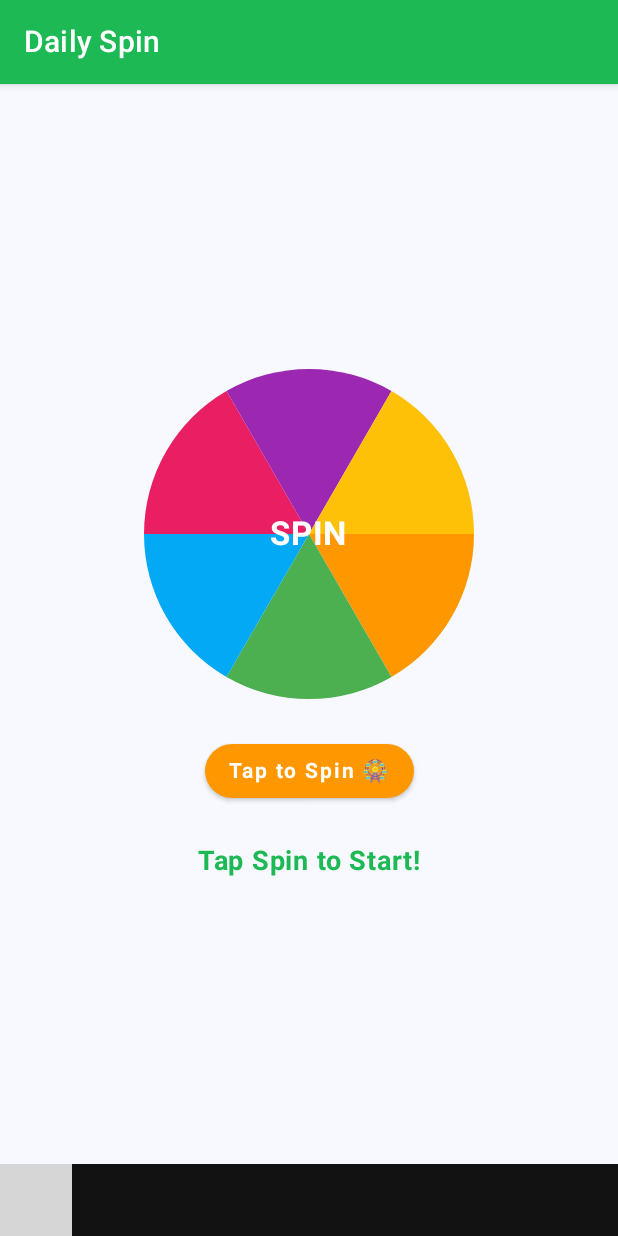
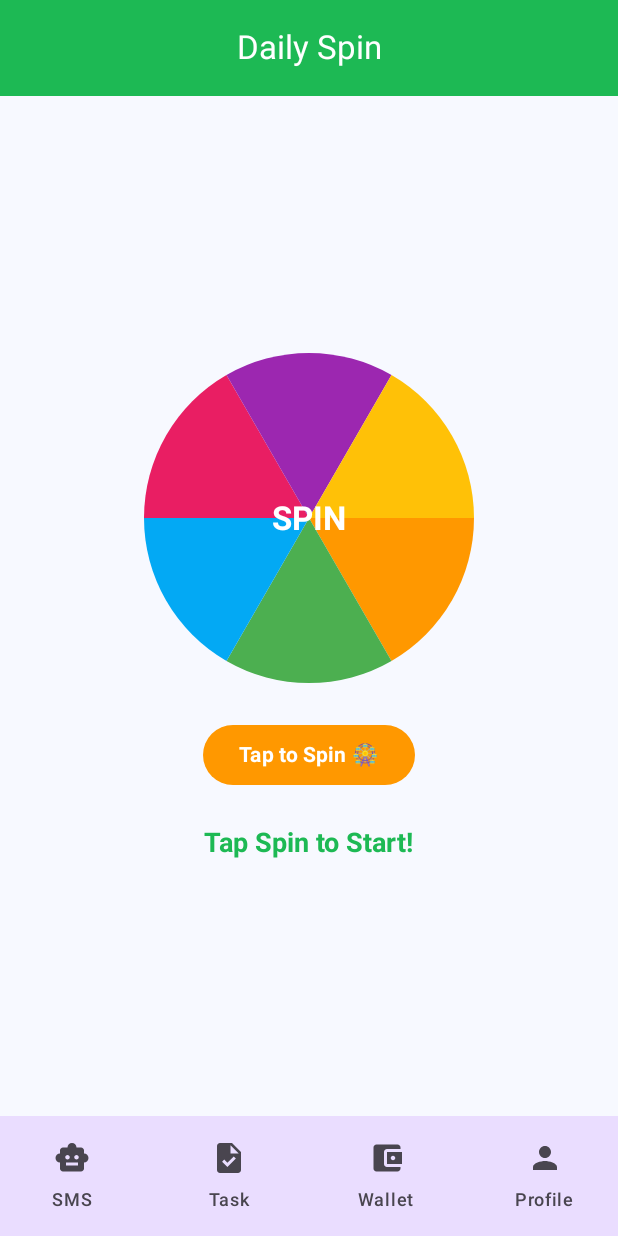
Before and after one commit to bhumialokesh96-netizen/Rupeedesk7_UserApp_Final, an Android app built with Jetpack Compose: the SpinWheelScreen screen opened through its navigation route, on a phone screen of 412 x 824 dp. Run offline under Robolectric (Android 15) with nearby library versions, the phone set to English and light mode, and no system bars; our stand-ins replace Firebase (no records; nobody signed in at launch, a user with empty details on screens opened directly); grey boxes are pictures that could not be loaded.

Commit message:
update SpinWheelScreen.kt

```diff
--- a/app/src/main/java/com/rupeedesk7/smsapp/ui/SpinWheelScreen.kt
+++ b/app/src/main/java/com/rupeedesk7/smsapp/ui/SpinWheelScreen.kt
@@ -1,13 +1,13 @@
 package com.rupeedesk7.smsapp.ui
 
-import com.rupeedesk7.smsapp.ui.components.BottomNavigationBar
-import androidx.compose.animation.core.*
+import androidx.compose.animation.core.FastOutSlowInEasing
+import androidx.compose.animation.core.animateFloatAsState
+import androidx.compose.animation.core.tween
 import androidx.compose.foundation.Canvas
 import androidx.compose.foundation.background
-import androidx.compose.foundation.clickable
 import androidx.compose.foundation.layout.*
 import androidx.compose.foundation.shape.RoundedCornerShape
-import androidx.compose.material.*
+import androidx.compose.material3.*
 import androidx.compose.runtime.*
 import androidx.compose.ui.Alignment
 import androidx.compose.ui.Modifier
@@ -18,16 +18,16 @@ import androidx.compose.ui.text.font.FontWeight
 import androidx.compose.ui.unit.dp
 import androidx.compose.ui.unit.sp
 import androidx.navigation.NavController
-import kotlin.math.roundToInt
+import com.rupeedesk7.smsapp.ui.components.BottomNavigationBar
 import kotlin.random.Random
 
+@OptIn(ExperimentalMaterial3Api::class)
 @Composable
 fun SpinWheelScreen(navController: NavController) {
     var isSpinning by remember { mutableStateOf(false) }
     var rotation by remember { mutableStateOf(0f) }
     var prize by remember { mutableStateOf("Tap Spin to Start!") }
 
-    val anim = rememberInfiniteTransition()
     val spinAnim = animateFloatAsState(
         targetValue = if (isSpinning) rotation + 1440f else rotation,
         animationSpec = tween(4000, easing = FastOutSlowInEasing),
@@ -39,12 +39,19 @@ fun SpinWheelScreen(navController: NavController) {
     )
 
     Scaffold(
-        topBar = { TopAppBar(title = { Text("Daily Spin", color = Color.White) }, backgroundColor = Color(0xFF1DB954)) },
-        bottomBar = { BottomNavigationBar(active = "spin", navController) }
-    ) { inner ->
+        topBar = {
+            CenterAlignedTopAppBar(
+                title = { Text("Daily Spin", color = Color.White) },
+                colors = TopAppBarDefaults.centerAlignedTopAppBarColors(
+                    containerColor = Color(0xFF1DB954)
+                )
+            )
+        },
+        bottomBar = { BottomNavigationBar(navController = navController) }
+    ) { innerPadding ->
         Column(
             modifier = Modifier
-                .padding(inner)
+                .padding(innerPadding)
                 .fillMaxSize()
                 .background(Color(0xFFF7F9FF))
                 .padding(16.dp),
@@ -77,6 +84,7 @@ fun SpinWheelScreen(navController: NavController) {
             }
 
             Spacer(Modifier.height(24.dp))
+
             Button(
                 onClick = {
                     if (!isSpinning) {
@@ -84,10 +92,14 @@ fun SpinWheelScreen(navController: NavController) {
                         rotation += 360f * Random.nextInt(4, 8)
                     }
                 },
-                colors = ButtonDefaults.buttonColors(backgroundColor = Color(0xFFFF9800)),
+                colors = ButtonDefaults.buttonColors(containerColor = Color(0xFFFF9800)),
                 shape = RoundedCornerShape(50)
             ) {
-                Text(if (isSpinning) "Spinning..." else "Tap to Spin 🎡", color = Color.White, fontWeight = FontWeight.Bold)
+                Text(
+                    if (isSpinning) "Spinning..." else "Tap to Spin 🎡",
+                    color = Color.White,
+                    fontWeight = FontWeight.Bold
+                )
             }
 
             Spacer(Modifier.height(24.dp))
```
